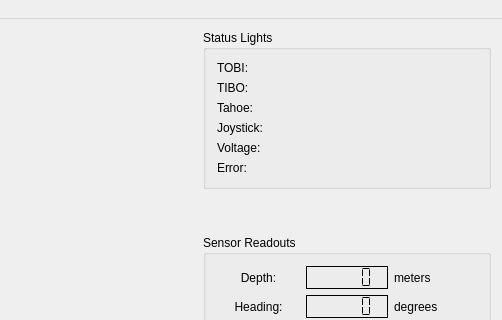
Qt form Monterey/mainwindow.ui (rovsuite/monterey) before a commit; both pictures show x 778 to 1280 and y 0 to 320 of the 1280 by 752 pixel window.
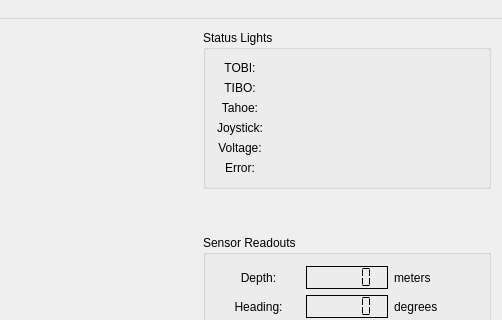
The same form after that commit. Custom widgets are drawn as their Qt base class.

The edit to the form file:
```diff
--- a/Monterey/mainwindow.ui
+++ b/Monterey/mainwindow.ui
@@ -335,6 +335,12 @@
            <property name="text">
             <string>TOBI:</string>
            </property>
+           <property name="alignment">
+            <set>Qt::AlignCenter</set>
+           </property>
+           <property name="margin">
+            <number>0</number>
+           </property>
           </widget>
          </item>
          <item row="0" column="1">
@@ -372,6 +378,12 @@
            <property name="text">
             <string>TIBO:</string>
            </property>
+           <property name="alignment">
+            <set>Qt::AlignCenter</set>
+           </property>
+           <property name="margin">
+            <number>0</number>
+           </property>
           </widget>
          </item>
          <item row="1" column="1">
@@ -409,6 +421,12 @@
            <property name="text">
             <string>Tahoe:</string>
            </property>
+           <property name="alignment">
+            <set>Qt::AlignCenter</set>
+           </property>
+           <property name="margin">
+            <number>0</number>
+           </property>
           </widget>
          </item>
          <item row="2" column="1">
@@ -463,6 +481,12 @@
            <property name="text">
             <string>Voltage:</string>
            </property>
+           <property name="alignment">
+            <set>Qt::AlignCenter</set>
+           </property>
+           <property name="margin">
+            <number>0</number>
+           </property>
           </widget>
          </item>
          <item row="4" column="1">
@@ -500,6 +524,12 @@
            <property name="text">
             <string>Error:</string>
            </property>
+           <property name="alignment">
+            <set>Qt::AlignCenter</set>
+           </property>
+           <property name="margin">
+            <number>0</number>
+           </property>
           </widget>
          </item>
          <item row="5" column="1">
```
Left out of the diff: 6 changed lines with no effect on the pictures.
